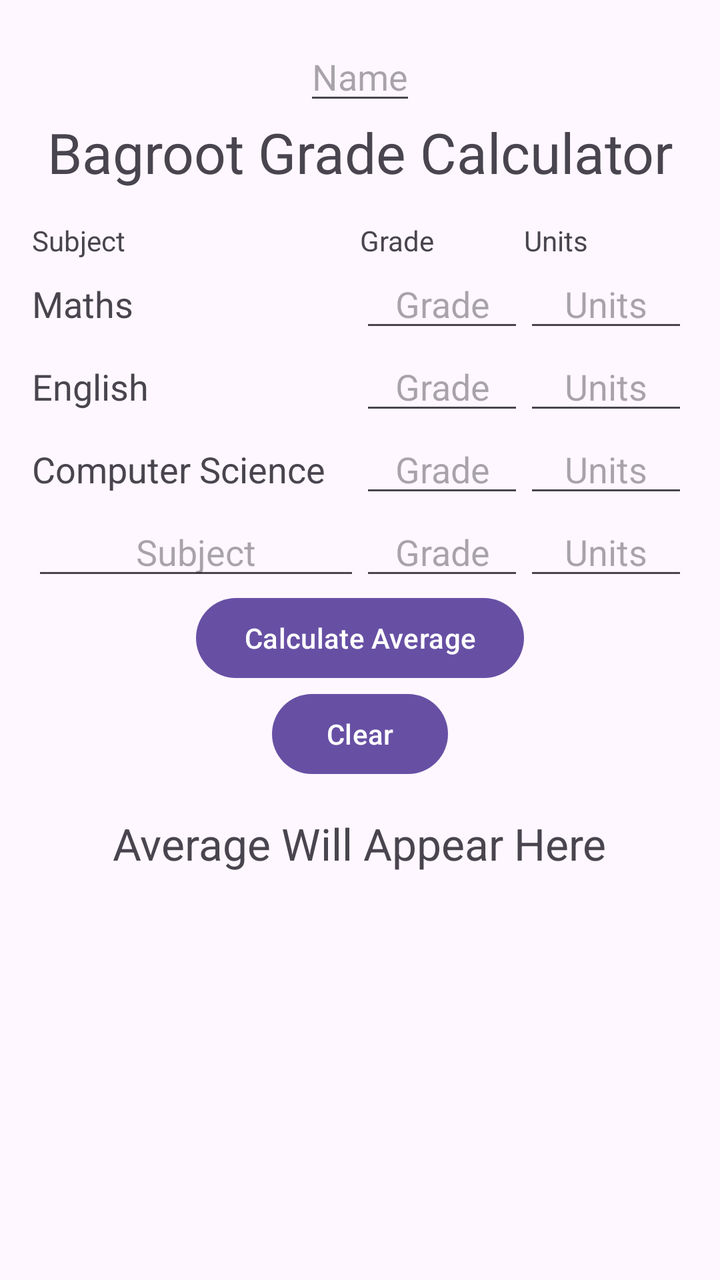
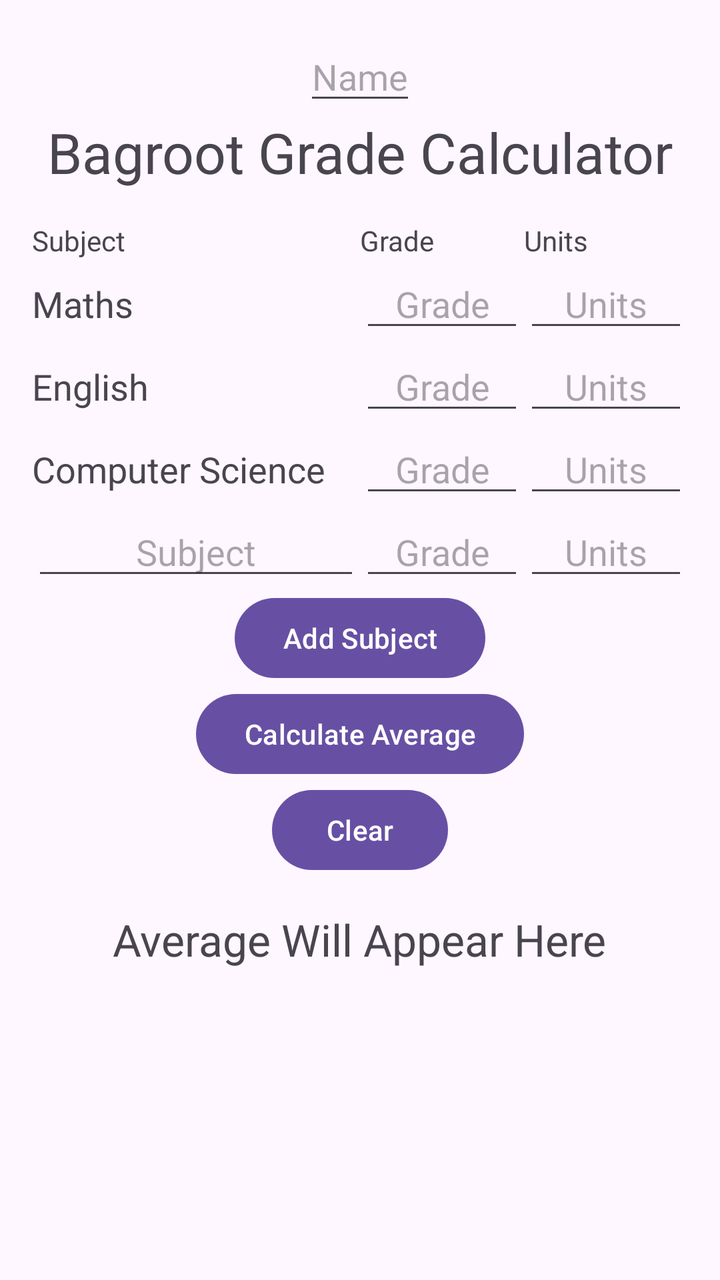

Two renders of the same Android screen: before a commit and after it. Below are the layout's source before the change and the commit's diff.
<!-- AndroidManifest.xml: application theme Theme.GradeAverage -->
<!-- res/layout/activity_main.xml -->
<?xml version="1.0" encoding="utf-8"?>
<LinearLayout xmlns:android="http://schemas.android.com/apk/res/android"
    android:id="@+id/main"
    android:layout_width="match_parent"
    android:layout_height="match_parent"
    android:orientation="vertical"
    android:padding="16dp">


    <EditText
        android:id="@+id/etName"
        android:layout_width="wrap_content"
        android:layout_height="wrap_content"
        android:hint="Name"
        android:layout_gravity="center_horizontal"
        android:inputType="textPersonName"/>

    
    <TextView
        android:layout_width="wrap_content"
        android:layout_height="wrap_content"
        android:text="Bagroot Grade Calculator"
        android:layout_gravity="center_horizontal"
        android:textSize="28sp"
        android:layout_marginBottom="16dp"/>

    <LinearLayout
        android:layout_width="match_parent"
        android:layout_height="wrap_content"
        android:orientation="horizontal">

        <TextView
            android:layout_width="0dp"
            android:layout_height="wrap_content"
            android:layout_weight="2"
            android:text="Subject"/>
        <TextView
            android:layout_width="0dp"
            android:layout_height="wrap_content"
            android:layout_weight="1"
            android:layout_gravity="center"
            android:text="Grade"/>
        <TextView
            android:layout_width="0dp"
            android:layout_height="wrap_content"
            android:layout_weight="1"
            android:layout_gravity="center"
            android:text="Units"/>

    </LinearLayout>

    <LinearLayout
        android:layout_width="match_parent"
        android:layout_height="wrap_content"
        android:orientation="horizontal">

        <TextView
            android:layout_width="0dp"
            android:layout_height="wrap_content"
            android:layout_weight="2"
            android:text="Maths"
            android:textSize="18sp" />

        <EditText
            android:id="@+id/etGrade1"
            android:layout_width="0dp"
            android:layout_height="wrap_content"
            android:layout_weight="1"
            android:hint="Grade"
            android:gravity="center"
            android:maxLength="3"
            android:inputType="number"/>

        <EditText
            android:id="@+id/etUnits1"
            android:layout_width="0dp"
            android:layout_height="wrap_content"
            android:layout_weight="1"
            android:hint="Units"
            android:gravity="center"
            android:maxLength="1"
            android:inputType="number"/>

    </LinearLayout>

    <LinearLayout
        android:layout_width="match_parent"
        android:layout_height="wrap_content"
        android:orientation="horizontal">

        <TextView
            android:layout_width="0dp"
            android:layout_height="wrap_content"
            android:layout_weight="2"
            android:text="English"
            android:textSize="18sp" />

        <EditText
            android:id="@+id/etGrade2"
            android:layout_width="0dp"
            android:layout_height="wrap_content"
            android:layout_weight="1"
            android:hint="Grade"
            android:gravity="center"
            android:maxLength="3"
            android:inputType="number"/>

        <EditText
            android:id="@+id/etUnits2"
            android:layout_width="0dp"
            android:layout_height="wrap_content"
            android:layout_weight="1"
            android:hint="Units"
            android:gravity="center"
            android:maxLength="1"
            android:inputType="number"/>

    </LinearLayout>

    <LinearLayout
        android:layout_width="match_parent"
        android:layout_height="wrap_content"
        android:orientation="horizontal">

        <TextView
            android:layout_width="0dp"
            android:layout_height="wrap_content"
            android:layout_weight="2"
            android:text="Computer Science"
            android:textSize="18sp" />

        <EditText
            android:id="@+id/etGrade3"
            android:layout_width="0dp"
            android:layout_height="wrap_content"
            android:layout_weight="1"
            android:hint="Grade"
            android:gravity="center"
            android:maxLength="3"
            android:inputType="number"/>

        <EditText
            android:id="@+id/etUnits3"
            android:layout_width="0dp"
            android:layout_height="wrap_content"
            android:layout_weight="1"
            android:hint="Units"
            android:gravity="center"
            android:maxLength="1"
            android:inputType="number"/>

    </LinearLayout>

    <LinearLayout
        android:layout_width="match_parent"
        android:layout_height="wrap_content"
        android:orientation="horizontal">

        <EditText
            android:id="@+id/etSubject4"
            android:layout_width="0dp"
            android:layout_height="wrap_content"
            android:layout_weight="2"
            android:hint="Subject"
            android:gravity="center"
            android:maxLength="3"
            android:inputType="text"/>

        <EditText
            android:id="@+id/etGrade4"
            android:layout_width="0dp"
            android:layout_height="wrap_content"
            android:layout_weight="1"
            android:hint="Grade"
            android:gravity="center"
            android:maxLength="3"
            android:inputType="number"/>

        <EditText
            android:id="@+id/etUnits4"
            android:layout_width="0dp"
            android:layout_height="wrap_content"
            android:layout_weight="1"
            android:hint="Units"
            android:gravity="center"
            android:maxLength="1"
            android:inputType="number"/>

    </LinearLayout>

    <Button
        android:id="@+id/btnCalc"
        android:layout_width="wrap_content"
        android:layout_height="wrap_content"
        android:layout_gravity="center_horizontal"
        android:text="Calculate Average"/>

    <Button
        android:id="@+id/btnClear"
        android:layout_width="wrap_content"
        android:layout_height="wrap_content"
        android:layout_gravity="center_horizontal"
        android:text="Clear"/>


    <TextView
        android:id="@+id/tvAverage"
        android:layout_width="wrap_content"
        android:layout_height="wrap_content"
        android:layout_gravity="center_horizontal"
        android:textSize="22sp"
        android:padding="16dp"
        android:text="Average Will Appear Here"/>
</LinearLayout>
<!-- resources referenced by this layout -->
<resources>
  <style name="Theme.GradeAverage" parent="Base.Theme.GradeAverage" />
  <style name="Base.Theme.GradeAverage" parent="Theme.Material3.DayNight.NoActionBar">
          
          
      </style>
</resources>

<!-- the commit's change to res/layout/activity_main.xml (unified diff, before → after) -->
@@ -25,168 +25,183 @@
         android:layout_marginBottom="16dp"/>
 
     <LinearLayout
+        android:id="@+id/subjectsLayout"
         android:layout_width="match_parent"
         android:layout_height="wrap_content"
-        android:orientation="horizontal">
-
-        <TextView
-            android:layout_width="0dp"
-            android:layout_height="wrap_content"
-            android:layout_weight="2"
-            android:text="Subject"/>
-        <TextView
-            android:layout_width="0dp"
-            android:layout_height="wrap_content"
-            android:layout_weight="1"
-            android:layout_gravity="center"
-            android:text="Grade"/>
-        <TextView
-            android:layout_width="0dp"
-            android:layout_height="wrap_content"
-            android:layout_weight="1"
-            android:layout_gravity="center"
-            android:text="Units"/>
+        android:orientation="vertical">
+
+        <LinearLayout
+            android:layout_width="match_parent"
+            android:layout_height="wrap_content"
+            android:orientation="horizontal">
+
+            <TextView
+                android:layout_width="0dp"
+                android:layout_height="wrap_content"
+                android:layout_weight="2"
+                android:text="Subject"/>
+            <TextView
+                android:layout_width="0dp"
+                android:layout_height="wrap_content"
+                android:layout_weight="1"
+                android:layout_gravity="center"
+                android:text="Grade"/>
+            <TextView
+                android:layout_width="0dp"
+                android:layout_height="wrap_content"
+                android:layout_weight="1"
+                android:layout_gravity="center"
+                android:text="Units"/>
+
+        </LinearLayout>
+
+        <LinearLayout
+            android:layout_width="match_parent"
+            android:layout_height="wrap_content"
+            android:orientation="horizontal">
+
+            <TextView
+                android:layout_width="0dp"
+                android:layout_height="wrap_content"
+                android:layout_weight="2"
+                android:text="Maths"
+                android:textSize="18sp" />
+
+            <EditText
+                android:id="@+id/etGrade1"
+                android:layout_width="0dp"
+                android:layout_height="wrap_content"
+                android:layout_weight="1"
+                android:hint="Grade"
+                android:gravity="center"
+                android:maxLength="3"
+                android:inputType="number"/>
+
+            <EditText
+                android:id="@+id/etUnits1"
+                android:layout_width="0dp"
+                android:layout_height="wrap_content"
+                android:layout_weight="1"
+                android:hint="Units"
+                android:gravity="center"
+                android:maxLength="1"
+                android:inputType="number"/>
+
+        </LinearLayout>
+
+        <LinearLayout
+            android:layout_width="match_parent"
+            android:layout_height="wrap_content"
+            android:orientation="horizontal">
+
+            <TextView
+                android:layout_width="0dp"
+                android:layout_height="wrap_content"
+                android:layout_weight="2"
+                android:text="English"
+                android:textSize="18sp" />
+
+            <EditText
+                android:id="@+id/etGrade2"
+                android:layout_width="0dp"
+                android:layout_height="wrap_content"
+                android:layout_weight="1"
+                android:hint="Grade"
+                android:gravity="center"
+                android:maxLength="3"
+                android:inputType="number"/>
+
+            <EditText
+                android:id="@+id/etUnits2"
+                android:layout_width="0dp"
+                android:layout_height="wrap_content"
+                android:layout_weight="1"
+                android:hint="Units"
+                android:gravity="center"
+                android:maxLength="1"
+                android:inputType="number"/>
+
+        </LinearLayout>
+
+        <LinearLayout
+            android:layout_width="match_parent"
+            android:layout_height="wrap_content"
+            android:orientation="horizontal">
+
+            <TextView
+                android:layout_width="0dp"
+                android:layout_height="wrap_content"
+                android:layout_weight="2"
+                android:text="Computer Science"
+                android:textSize="18sp" />
+
+            <EditText
+                android:id="@+id/etGrade3"
+                android:layout_width="0dp"
+                android:layout_height="wrap_content"
+                android:layout_weight="1"
+                android:hint="Grade"
+                android:gravity="center"
+                android:maxLength="3"
+                android:inputType="number"/>
+
+            <EditText
+                android:id="@+id/etUnits3"
+                android:layout_width="0dp"
+                android:layout_height="wrap_content"
+                android:layout_weight="1"
+                android:hint="Units"
+                android:gravity="center"
+                android:maxLength="1"
+                android:inputType="number"/>
+
+        </LinearLayout>
+
+        <LinearLayout
+            android:layout_width="match_parent"
+            android:layout_height="wrap_content"
+            android:orientation="horizontal">
+
+            <EditText
+                android:id="@+id/etSubject4"
+                android:layout_width="0dp"
+                android:layout_height="wrap_content"
+                android:layout_weight="2"
+                android:hint="Subject"
+                android:gravity="center"
+                android:maxLength="3"
+                android:inputType="text"/>
+
+            <EditText
+                android:id="@+id/etGrade4"
+                android:layout_width="0dp"
+                android:layout_height="wrap_content"
+                android:layout_weight="1"
+                android:hint="Grade"
+                android:gravity="center"
+                android:maxLength="3"
+                android:inputType="number"/>
+
+            <EditText
+                android:id="@+id/etUnits4"
+                android:layout_width="0dp"
+                android:layout_height="wrap_content"
+                android:layout_weight="1"
+                android:hint="Units"
+                android:gravity="center"
+                android:maxLength="1"
+                android:inputType="number"/>
+
+        </LinearLayout>
 
     </LinearLayout>
 
-    <LinearLayout
-        android:layout_width="match_parent"
-        android:layout_height="wrap_content"
-        android:orientation="horizontal">
-
-        <TextView
-            android:layout_width="0dp"
-            android:layout_height="wrap_content"
-            android:layout_weight="2"
-            android:text="Maths"
-            android:textSize="18sp" />
-
-        <EditText
-            android:id="@+id/etGrade1"
-            android:layout_width="0dp"
-            android:layout_height="wrap_content"
-            android:layout_weight="1"
-            android:hint="Grade"
-            android:gravity="center"
-            android:maxLength="3"
-            android:inputType="number"/>
-
-        <EditText
-            android:id="@+id/etUnits1"
-            android:layout_width="0dp"
-            android:layout_height="wrap_content"
-            android:layout_weight="1"
-            android:hint="Units"
-            android:gravity="center"
-            android:maxLength="1"
-            android:inputType="number"/>
-
-    </LinearLayout>
-
-    <LinearLayout
-        android:layout_width="match_parent"
-        android:layout_height="wrap_content"
-        android:orientation="horizontal">
-
-        <TextView
-            android:layout_width="0dp"
-            android:layout_height="wrap_content"
-            android:layout_weight="2"
-            android:text="English"
-            android:textSize="18sp" />
-
-        <EditText
-            android:id="@+id/etGrade2"
-            android:layout_width="0dp"
-            android:layout_height="wrap_content"
-            android:layout_weight="1"
-            android:hint="Grade"
-            android:gravity="center"
-            android:maxLength="3"
-            android:inputType="number"/>
-
-        <EditText
-            android:id="@+id/etUnits2"
-            android:layout_width="0dp"
-            android:layout_height="wrap_content"
-            android:layout_weight="1"
-            android:hint="Units"
-            android:gravity="center"
-            android:maxLength="1"
-            android:inputType="number"/>
-
-    </LinearLayout>
-
-    <LinearLayout
-        android:layout_width="match_parent"
-        android:layout_height="wrap_content"
-        android:orientation="horizontal">
-
-        <TextView
-            android:layout_width="0dp"
-            android:layout_height="wrap_content"
-            android:layout_weight="2"
-            android:text="Computer Science"
-            android:textSize="18sp" />
-
-        <EditText
-            android:id="@+id/etGrade3"
-            android:layout_width="0dp"
-            android:layout_height="wrap_content"
-            android:layout_weight="1"
-            android:hint="Grade"
-            android:gravity="center"
-            android:maxLength="3"
-            android:inputType="number"/>
-
-        <EditText
-            android:id="@+id/etUnits3"
-            android:layout_width="0dp"
-            android:layout_height="wrap_content"
-            android:layout_weight="1"
-            android:hint="Units"
-            android:gravity="center"
-            android:maxLength="1"
-            android:inputType="number"/>
-
-    </LinearLayout>
-
-    <LinearLayout
-        android:layout_width="match_parent"
-        android:layout_height="wrap_content"
-        android:orientation="horizontal">
-
-        <EditText
-            android:id="@+id/etSubject4"
-            android:layout_width="0dp"
-            android:layout_height="wrap_content"
-            android:layout_weight="2"
-            android:hint="Subject"
-            android:gravity="center"
-            android:maxLength="3"
-            android:inputType="text"/>
-
-        <EditText
-            android:id="@+id/etGrade4"
-            android:layout_width="0dp"
-            android:layout_height="wrap_content"
-            android:layout_weight="1"
-            android:hint="Grade"
-            android:gravity="center"
-            android:maxLength="3"
-            android:inputType="number"/>
-
-        <EditText
-            android:id="@+id/etUnits4"
-            android:layout_width="0dp"
-            android:layout_height="wrap_content"
-            android:layout_weight="1"
-            android:hint="Units"
-            android:gravity="center"
-            android:maxLength="1"
-            android:inputType="number"/>
-
-    </LinearLayout>
+    <Button
+        android:id="@+id/btnAddSubject"
+        android:layout_width="wrap_content"
+        android:layout_height="wrap_content"
+        android:layout_gravity="center_horizontal"
+        android:text="Add Subject"/>
 
     <Button
         android:id="@+id/btnCalc"
